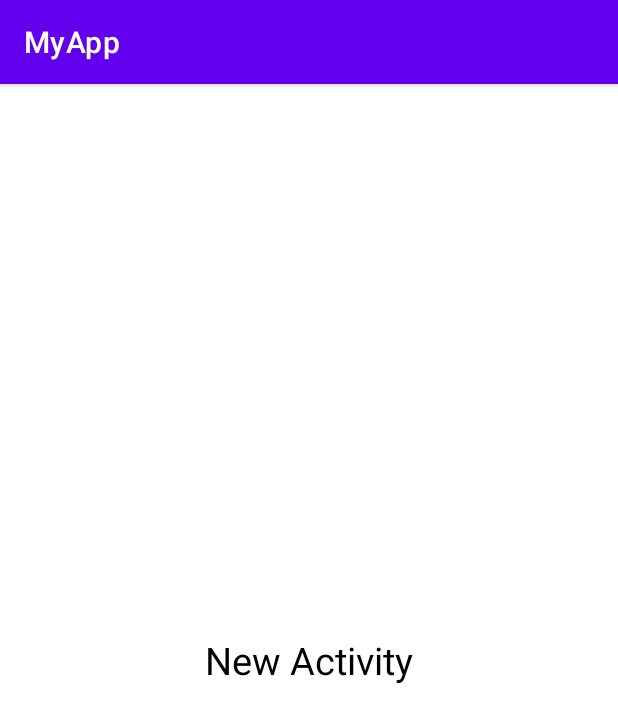
After one commit to emranevan/Toaster, an Android app: the NewActivity screen opened directly, with no data from a screen before it, on a phone screen of 412 x 824 dp. The commit adds this screen. Shown: the top 723 px of the screen. Run offline under Robolectric (Android 15) with nearby library versions, the phone set to English and light mode, and no system bars.

Commit message:
new activity added

```diff
--- a/app/build.gradle
+++ b/app/build.gradle
@@ -34,7 +34,7 @@ dependencies {
     implementation 'com.google.android.material:material:1.2.1'
     implementation 'androidx.constraintlayout:constraintlayout:2.0.4'
 
-    implementation 'com.github.emranevan:Toaster:1.0'
+    implementation 'com.github.emranevan:Toaster:3.0'
 
     testImplementation 'junit:junit:4.+'
     androidTestImplementation 'androidx.test.ext:junit:1.1.2'
--- a/app/src/main/java/com/example/myapp/MainActivity.java
+++ b/app/src/main/java/com/example/myapp/MainActivity.java
@@ -2,6 +2,7 @@ package com.example.myapp;
 
 import androidx.appcompat.app.AppCompatActivity;
 
+import android.content.Intent;
 import android.os.Bundle;
 import android.view.View;
 import android.widget.Button;
@@ -19,7 +20,8 @@ public class MainActivity extends AppCompatActivity {
         btn.setOnClickListener(new View.OnClickListener() {
             @Override
             public void onClick(View v) {
-                Toaster.toaster(MainActivity.this,"Hey");
+                Intent intent = new Intent(MainActivity.this, )
+                Toaster.toaster(MainActivity.this,"This is a toast");
             }
         });
     }
--- a/toastlibrary/build.gradle
+++ b/toastlibrary/build.gradle
@@ -32,9 +32,10 @@ dependencies {
 
     implementation 'androidx.appcompat:appcompat:1.2.0'
     implementation 'com.google.android.material:material:1.2.1'
+    implementation 'androidx.constraintlayout:constraintlayout:2.0.4'
     testImplementation 'junit:junit:4.+'
 
-    implementation 'com.github.emranevan:Toaster:1.0'
+    implementation 'com.github.emranevan:Toaster:3.0'
 
     androidTestImplementation 'androidx.test.ext:junit:1.1.2'
     androidTestImplementation 'androidx.test.espresso:espresso-core:3.3.0'
--- a/toastlibrary/src/main/AndroidManifest.xml
+++ b/toastlibrary/src/main/AndroidManifest.xml
@@ -2,4 +2,8 @@
 <manifest xmlns:android="http://schemas.android.com/apk/res/android"
     package="com.example.toastlibrary">
 
+    <application>
+        <activity android:name=".NewActivity"></activity>
+    </application>
+
 </manifest>
--- /dev/null
+++ b/toastlibrary/src/main/java/com/example/toastlibrary/NewActivity.java
@@ -0,0 +1,14 @@
+package com.example.toastlibrary;
+
+import androidx.appcompat.app.AppCompatActivity;
+
+import android.os.Bundle;
+
+public class NewActivity extends AppCompatActivity {
+
+    @Override
+    protected void onCreate(Bundle savedInstanceState) {
+        super.onCreate(savedInstanceState);
+        setContentView(R.layout.activity_new);
+    }
+}
--- /dev/null
+++ b/toastlibrary/src/main/res/layout/activity_new.xml
@@ -0,0 +1,19 @@
+<?xml version="1.0" encoding="utf-8"?>
+<RelativeLayout xmlns:android="http://schemas.android.com/apk/res/android"
+    xmlns:app="http://schemas.android.com/apk/res-auto"
+    xmlns:tools="http://schemas.android.com/tools"
+    android:layout_width="match_parent"
+    android:layout_height="match_parent"
+    tools:context=".NewActivity">
+
+    <TextView
+        android:text="New Activity"
+        android:layout_centerInParent="true"
+        android:textSize="25sp"
+        android:textColor="@android:color/black"
+        android:layout_width="wrap_content"
+        android:layout_height="wrap_content">
+
+    </TextView>
+
+</RelativeLayout>
--- /dev/null
+++ b/toastlibrary/src/main/res/values/strings.xml
@@ -0,0 +1 @@
+<resources></resources>
```
